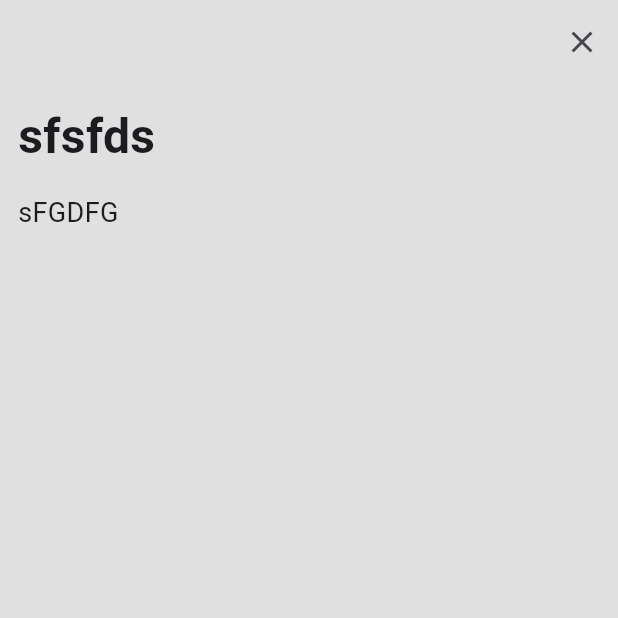
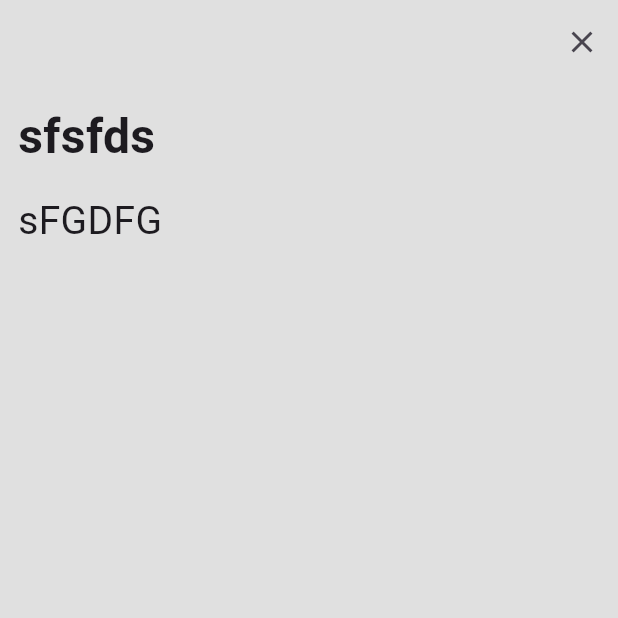
Before and after one commit to Alimortada22/Notes_App, a Flutter app: the DisplayNote screen opened directly with sample values from the repository, on a phone screen of 412 x 824 dp, the top half of it. Run offline on Flutter 3.47's test engine with Material 3 defaults, Android fonts, the phone set to English and light mode, and no system bars; our stand-ins replace flutter_styled_toast, hive, hive_flutter, speech_to_text; accounts and stored records are empty.

```diff
--- a/lib/model/note.dart
+++ b/lib/model/note.dart
@@ -1,3 +1,4 @@
+import 'package:flutter/painting.dart';
 import 'package:hive/hive.dart';
 part 'note.g.dart';
 
@@ -7,5 +8,7 @@ class Note extends HiveObject {
   String? subTitle;
   @HiveField(1)
   String? noteText;
-  Note({this.subTitle, this.noteText});
+    @HiveField(2)
+  TextDirection? notetextdir;
+  Note({this.subTitle, this.noteText,this.notetextdir});
 }
--- a/lib/pages/dispaly_note.dart
+++ b/lib/pages/dispaly_note.dart
@@ -1,30 +1,41 @@
 import 'package:flutter/material.dart';
 import 'package:notes_app/model/note.dart';
 
-// ignore: must_be_immutable
 class DisplayNote extends StatelessWidget {
-   DisplayNote({required this.displayNote,super.key});
-Note displayNote;
+  const DisplayNote({required this.displayNote, super.key});
+  final Note displayNote;
   @override
   Widget build(BuildContext context) {
+    print(displayNote.notetextdir);
     return Scaffold(
       backgroundColor: Colors.grey[300],
       appBar: AppBar(
         backgroundColor: Colors.grey[300],
         elevation: 0,
         automaticallyImplyLeading: false,
-        actions: [ IconButton(
+        actions: [
+          IconButton(
               onPressed: () => Navigator.pop(context),
-              icon: const Icon(Icons.close))],
+              icon: const Icon(Icons.close))
+        ],
       ),
-      body: Padding(
+      body: Container(
+        width: double.infinity,
         padding: const EdgeInsets.all(12),
         child: Column(
-          crossAxisAlignment: CrossAxisAlignment.start,
+          crossAxisAlignment: displayNote.notetextdir==TextDirection.rtl?CrossAxisAlignment.end:CrossAxisAlignment.start,
           children: [
-            Text(displayNote.subTitle!,style: const TextStyle(fontSize: 32,fontWeight: FontWeight.bold),),
-            const SizedBox(height: 15,),
-            Text(displayNote.noteText!,style: const TextStyle(fontSize: 18),)
+            Text(
+              displayNote.subTitle!,
+              style: const TextStyle(fontSize: 32, fontWeight: FontWeight.bold),
+            ),
+            const SizedBox(
+              height: 15,
+            ),
+            Text(
+              displayNote.noteText!,
+              style: const TextStyle(fontSize: 26),
+            )
           ],
         ),
       ),
--- a/pubspec.yaml
+++ b/pubspec.yaml
@@ -30,6 +30,9 @@ environment:
 dependencies:
   flutter:
     sdk: flutter
+  flutter_styled_toast: ^2.2.1
+
+
 
 
   # The following adds the Cupertino Icons font to your application.
```
Also changed, not shown: lib/pages/create_note_page.dart (+144 -35 lines), lib/pages/note_page.dart (+14 -1 lines), pubspec.lock, 126 other files.
